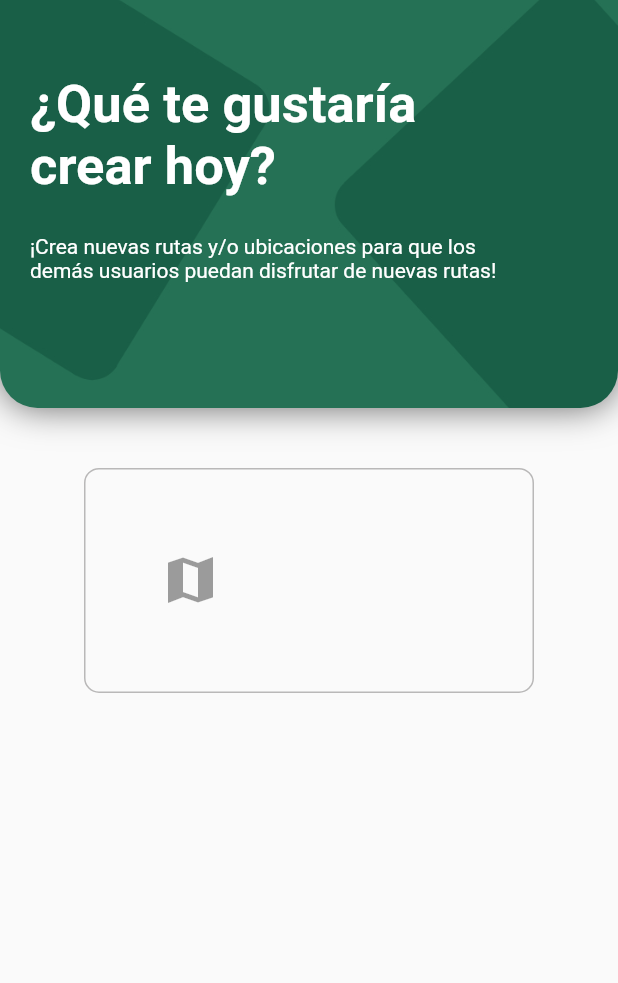
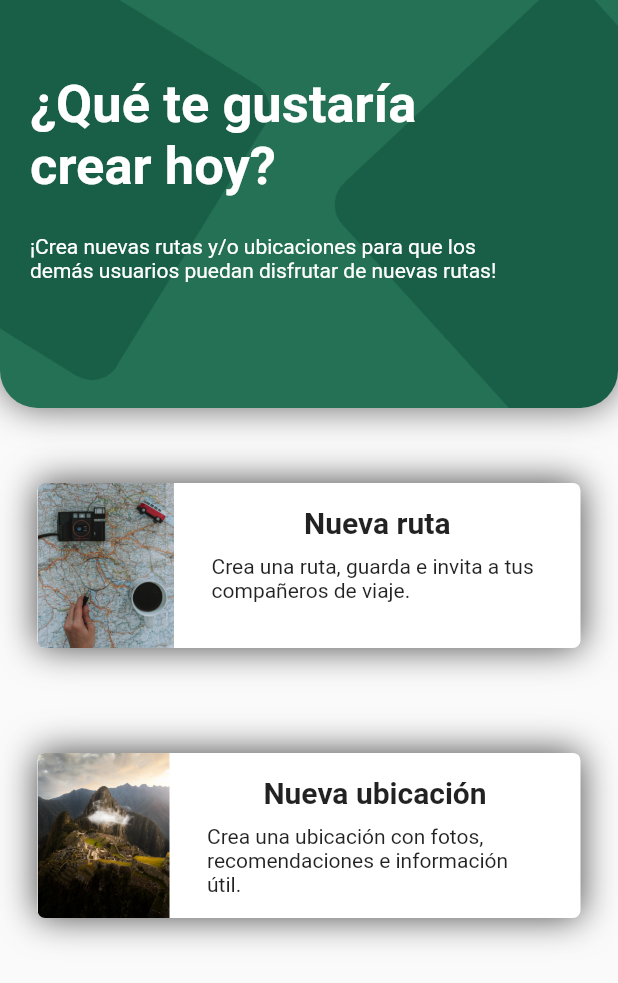
Before and after one commit to LorenzoDalmaau/NomadWorld_Front-end_Flutter, a Flutter app: the screen it shows after launch, on a phone screen of 412 x 824 dp. Shown: the top 983 px of the screen. Run offline on Flutter 3.47's test engine with Material 2 defaults, Android fonts, the phone set to English and light mode, and no system bars; our stand-ins replace get.

Commit message:
CreateIL Finished

```diff
--- a/lib/ui/routes/app_routes.dart
+++ b/lib/ui/routes/app_routes.dart
@@ -1,5 +1,7 @@
 
 import 'package:get/get_navigation/src/routes/get_route.dart';
+import 'package:nomadworld/ui/screens/CreateLocation/create_location.dart';
+import 'package:nomadworld/ui/screens/CreateRoute/create_route.dart';
 import 'package:nomadworld/ui/screens/HomeScreen/home_screen.dart';
 import 'package:nomadworld/ui/screens/LoginScreen/login_screen.dart';
 import 'package:nomadworld/ui/screens/RegisterScreen/register_screen.dart';
@@ -12,5 +14,7 @@ class AppRoutes {
     GetPage(name: '/register', page: () => const RegisterScreen()),
     GetPage(name: '/home', page: () => const HomeScreen()),
     GetPage(name: '/create-il', page: () => const CreateIL()),
+    GetPage(name: '/create_route', page: () => const CreateRoute()),
+    GetPage(name: '/create_location', page: () => const CreateLocation()),
   ];
 }
--- a/lib/ui/screens/CreateIL/Constants/constants.dart
+++ b/lib/ui/screens/CreateIL/Constants/constants.dart
@@ -3,3 +3,15 @@ const String creationPageTitle = "¿Qué te gustaría crear hoy?";
 
 // Subtitle
 const String creationPageSubtitle = "¡Crea nuevas rutas y/o ubicaciones para que los demás usuarios puedan disfrutar de nuevas rutas!";
+
+// Title Card Route
+const String titleCardRoute = "Nueva ruta";
+
+// Subtitle Card Route
+const String subtitleCardRoute = "Crea una ruta, guarda e invita a tus compañeros de viaje.";
+
+// Title Card Location
+const String titleCardLocation = "Nueva ubicación";
+
+// Subtitle Card Location
+const String subtitleCardLocation = "Crea una ubicación con fotos, recomendaciones e información útil.";
--- /dev/null
+++ b/lib/ui/screens/CreateIL/Widgets/card_il_widget.dart
@@ -0,0 +1,81 @@
+import 'package:flutter/material.dart';
+import 'package:get/get_core/src/get_main.dart';
+import 'package:get/get_navigation/get_navigation.dart';
+
+class CardILWidget extends StatelessWidget {
+  final Image image;
+  final String titleCard;
+  final String subtitleCard;
+  final String routing;
+
+  const CardILWidget({
+    super.key,
+    required this.titleCard,
+    required this.subtitleCard,
+    required this.image,
+    required this.routing,
+  });
+
+  @override
+  Widget build(BuildContext context) {
+    return Padding(
+      padding: const EdgeInsets.only(left: 25, right: 25, top: 50),
+      child: InkWell(
+        onTap: () {
+          Get.toNamed(routing);
+        },
+        child: Container(
+          width: 380,
+          height: 110,
+          decoration: const BoxDecoration(
+            color: Colors.white,
+            boxShadow: [
+              BoxShadow(
+                color: Color.fromARGB(181, 0, 0, 0),
+                blurRadius: 20,
+              ),
+            ],
+            borderRadius: BorderRadius.all(
+              Radius.circular(5),
+            ),
+          ),
+          child: Row(
+            children: [
+              ClipRRect(
+                borderRadius: const BorderRadius.only(
+                  topLeft: Radius.circular(5),
+                  bottomLeft: Radius.circular(5),
+                ),
+                child: image,
+              ),
+              Expanded(
+                child: Padding(
+                  padding:
+                      const EdgeInsets.only(top: 15.0, left: 25.0, right: 25.0),
+                  child: Column(
+                    children: [
+                      Text(
+                        titleCard,
+                        style: const TextStyle(
+                          fontWeight: FontWeight.bold,
+                          fontSize: 20,
+                        ),
+                      ),
+                      const SizedBox(height: 10),
+                      Text(
+                        subtitleCard,
+                        style: const TextStyle(
+                          fontSize: 14,
+                        ),
+                      ),
+                    ],
+                  ),
+                ),
+              ),
+            ],
+          ),
+        ),
+      ),
+    );
+  }
+}
--- a/lib/ui/screens/CreateIL/create_il.dart
+++ b/lib/ui/screens/CreateIL/create_il.dart
@@ -1,5 +1,6 @@
 import 'package:flutter/material.dart';
 import 'package:nomadworld/ui/screens/CreateIL/Constants/constants.dart';
+import 'package:nomadworld/ui/screens/CreateIL/Widgets/card_il_widget.dart';
 
 class CreateIL extends StatelessWidget {
   const CreateIL({super.key});
@@ -28,45 +29,39 @@ class CreateIL extends StatelessWidget {
                 fit: BoxFit.cover,
               ),
             ),
-
             child: Padding(
               padding: const EdgeInsets.only(left: 20, right: 50),
-              child:  Column(
+              child: Column(
                 children: [
                   SizedBox(height: MediaQuery.of(context).size.height * 0.06),
-                  const Text(creationPageTitle, style: TextStyle(fontSize: 35, fontWeight: FontWeight.bold, color: Colors.white)),
+                  const Text(creationPageTitle,
+                      style: TextStyle(
+                          fontSize: 35,
+                          fontWeight: FontWeight.bold,
+                          color: Colors.white)),
                   SizedBox(height: MediaQuery.of(context).size.height * 0.03),
-                  const Text(creationPageSubtitle, style: TextStyle(color: Colors.white),)
+                  const Text(
+                    creationPageSubtitle,
+                    style: TextStyle(color: Colors.white),
+                  )
                 ],
               ),
             ),
           ),
 
-          // Contenedor donde estarán las 2 opciones
-          Padding(
-            padding: const EdgeInsets.only(left: 40, right: 40, top: 40),
-            child: InkWell(
-              child: Container(
-                width: 300,
-                height: 150,
-                decoration: BoxDecoration(
-                  borderRadius: BorderRadius.circular(10),
-                  border: Border.all(color: const Color.fromARGB(115, 105, 103, 103),
-                  ),
-                ),
-                child: const Row(
-                  children: [
-                    Padding(
-                      padding: EdgeInsets.only(left: 50),
-                      child: Icon(
-                          Icons.map_sharp,
-                          size: 40,
-                          color: Colors.black38),
-                    ),
-                  ],
-                ),
-              ),
-            ),
+          // Cards
+          CardILWidget(
+            image: Image.asset("assets/route2.jpg"),
+            titleCard: titleCardRoute,
+            subtitleCard: subtitleCardRoute,
+            routing: '/create_route',
+          ),
+          const SizedBox(height: 20),
+          CardILWidget(
+            image: Image.asset("assets/location.jpg"),
+            titleCard: titleCardLocation,
+            subtitleCard: subtitleCardLocation,
+            routing: '/create_location',
           ),
         ],
       ),
--- /dev/null
+++ b/lib/ui/screens/CreateLocation/create_location.dart
@@ -0,0 +1,14 @@
+import 'package:flutter/material.dart';
+
+class CreateLocation extends StatelessWidget {
+  const CreateLocation({super.key});
+
+  @override
+  Widget build(BuildContext context) {
+    return const Scaffold(
+      body: Center(
+        child: Text("Create Location"),
+      ),
+    );
+  }
+}
--- /dev/null
+++ b/lib/ui/screens/CreateRoute/create_route.dart
@@ -0,0 +1,14 @@
+import 'package:flutter/material.dart';
+
+class CreateRoute extends StatelessWidget {
+  const CreateRoute({super.key});
+
+  @override
+  Widget build(BuildContext context) {
+    return const Scaffold(
+      body: Center(
+        child: Text("Create Route"),
+      ),
+    );
+  }
+}
```
Also changed, not shown: assets/location.jpg (added), assets/route.jpg (added), assets/route2.jpg (added).
